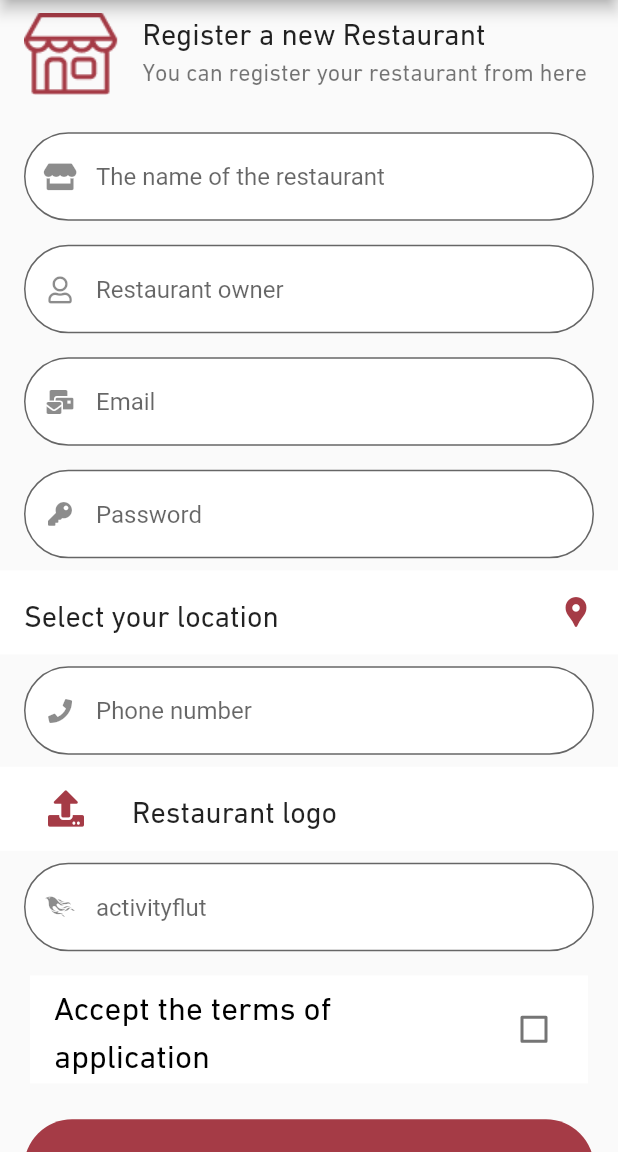
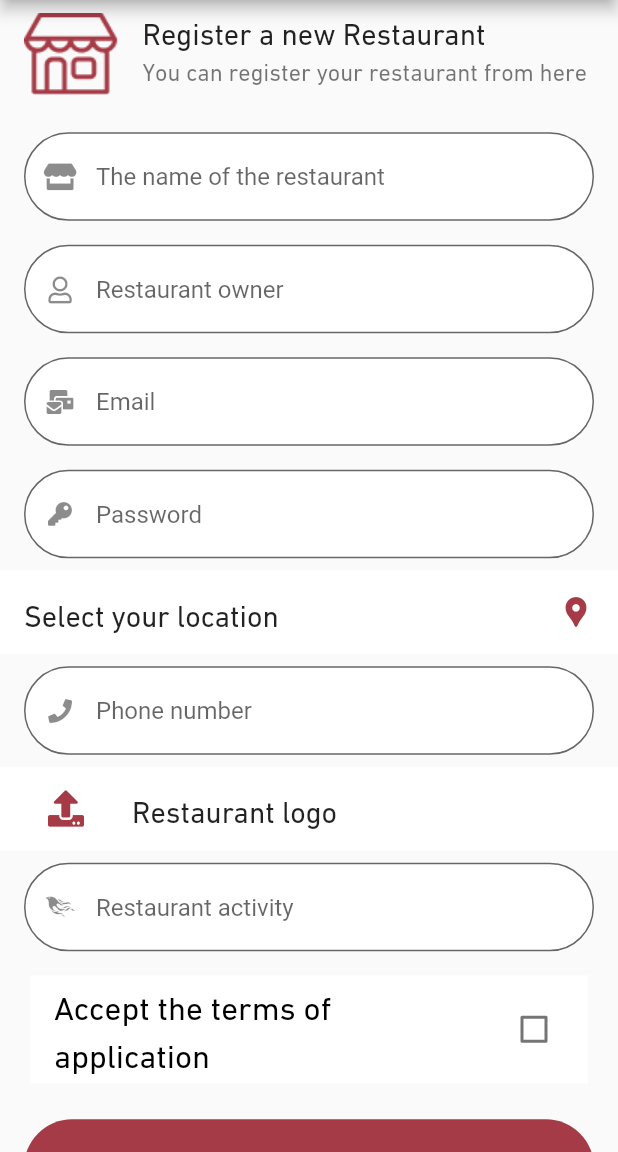
Before and after one commit to mohmmedkhalifa/chef, a Flutter app: the RegisterRestaurant screen opened by its route, on a phone screen of 412 x 824 dp, the part 84-1236 px from its top. Run offline on Flutter 3.47's test engine with Material 2 defaults, Android fonts, the phone set to English and light mode, and no system bars; our stand-ins replace auto_route, carousel_slider, font_awesome_flutter, localize_and_translate, string_validator.

Commit message:
final edit, repair errors

```diff
--- a/lib/screens/register_restaurant.dart
+++ b/lib/screens/register_restaurant.dart
@@ -237,7 +237,7 @@ class _RegisterRestaurantState extends State<RegisterRestaurant> {
                       MyTextField(
                         validator: validateDescription,
                         onSaved: saveDesc,
-                        hintText: translator.translate('activityflut'),
+                        hintText: translator.translate('activity'),
                         icon: Icon(
                           FontAwesomeIcons.phoenixFramework,
                           size: 16,
```
